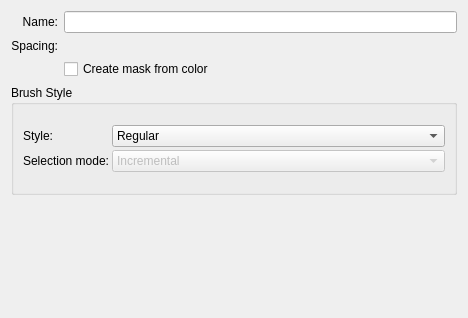
This is plugins/impex/brush/wdg_export_gih.ui in KDE/krita as Qt 5 draws it before an edit. The edited form follows.
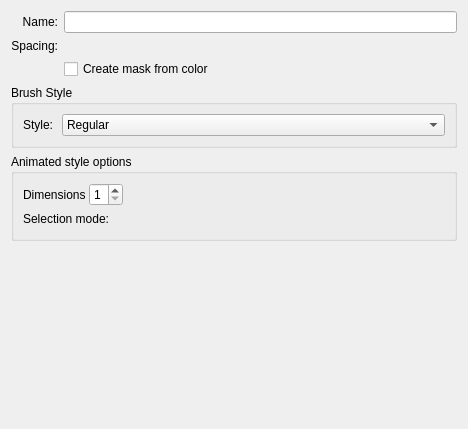
This is the edited form. Custom widgets are drawn as their Qt base class.

Commit message: Allow export multidimention gih

The edit to the form file:
```diff
--- a/plugins/impex/brush/wdg_export_gih.ui
+++ b/plugins/impex/brush/wdg_export_gih.ui
@@ -7,7 +7,7 @@
     <x>0</x>
     <y>0</y>
     <width>468</width>
-    <height>318</height>
+    <height>429</height>
    </rect>
   </property>
   <layout class="QGridLayout" name="gridLayout_3">
@@ -55,7 +55,7 @@
        <property name="minimumSize">
         <size>
          <width>0</width>
-         <height>110</height>
+         <height>0</height>
         </size>
        </property>
        <property name="title">
@@ -66,8 +66,11 @@
        </property>
        <layout class="QGridLayout" name="gridLayout_4">
         <item row="0" column="0">
-         <layout class="QGridLayout" name="gridLayout_2">
-          <property name="spacing">
+         <layout class="QGridLayout" name="gridLayout_2" columnstretch="0,0">
+          <property name="horizontalSpacing">
+           <number>9</number>
+          </property>
+          <property name="verticalSpacing">
            <number>3</number>
           </property>
           <item row="0" column="0">
@@ -106,67 +109,124 @@
             </item>
            </widget>
           </item>
-          <item row="1" column="0">
-           <widget class="QLabel" name="textLabel3">
-            <property name="sizePolicy">
-             <sizepolicy hsizetype="Fixed" vsizetype="Preferred">
-              <horstretch>0</horstretch>
-              <verstretch>0</verstretch>
-             </sizepolicy>
-            </property>
-            <property name="text">
-             <string>Selection mode:</string>
-            </property>
-            <property name="alignment">
-             <set>Qt::AlignRight|Qt::AlignTrailing|Qt::AlignVCenter</set>
-            </property>
-           </widget>
-          </item>
-          <item row="1" column="1">
-           <widget class="QComboBox" name="cmbSelectionMode">
-            <property name="enabled">
-             <bool>false</bool>
-            </property>
-            <property name="sizePolicy">
-             <sizepolicy hsizetype="MinimumExpanding" vsizetype="Fixed">
-              <horstretch>0</horstretch>
-              <verstretch>0</verstretch>
-             </sizepolicy>
-            </property>
-            <property name="currentIndex">
-             <number>2</number>
-            </property>
+         </layout>
+        </item>
+       </layout>
+      </widget>
+     </item>
+     <item>
+      <widget class="QGroupBox" name="animStyleGroup">
+       <property name="title">
+        <string>Animated style options</string>
+       </property>
+       <layout class="QGridLayout" name="gridLayout_5">
+        <property name="leftMargin">
+         <number>9</number>
+        </property>
+        <property name="topMargin">
+         <number>9</number>
+        </property>
+        <property name="rightMargin">
+         <number>9</number>
+        </property>
+        <property name="bottomMargin">
+         <number>9</number>
+        </property>
+        <property name="verticalSpacing">
+         <number>0</number>
+        </property>
+        <item row="2" column="0">
+         <layout class="QVBoxLayout" name="animStyleLayout">
+          <property name="spacing">
+           <number>3</number>
+          </property>
+          <property name="sizeConstraint">
+           <enum>QLayout::SetDefaultConstraint</enum>
+          </property>
+          <item>
+           <layout class="QHBoxLayout" name="horizontalLayout_2" stretch="0,0,1">
             <item>
-             <property name="text">
-              <string>Constant</string>
-             </property>
+             <widget class="QLabel" name="dimensionLbl">
+              <property name="sizePolicy">
+               <sizepolicy hsizetype="Minimum" vsizetype="Preferred">
+                <horstretch>0</horstretch>
+                <verstretch>0</verstretch>
+               </sizepolicy>
+              </property>
+              <property name="text">
+               <string>Dimensions</string>
+              </property>
+              <property name="margin">
+               <number>0</number>
+              </property>
+             </widget>
             </item>
             <item>
-             <property name="text">
-              <string>Random</string>
-             </property>
+             <widget class="QSpinBox" name="dimensionSpin">
+              <property name="sizePolicy">
+               <sizepolicy hsizetype="Maximum" vsizetype="Fixed">
+                <horstretch>0</horstretch>
+                <verstretch>0</verstretch>
+               </sizepolicy>
+              </property>
+              <property name="minimum">
+               <number>1</number>
+              </property>
+              <property name="maximum">
+               <number>4</number>
+              </property>
+             </widget>
             </item>
             <item>
-             <property name="text">
-              <string>Incremental</string>
-             </property>
+             <spacer name="horizontalSpacer">
+              <property name="orientation">
+               <enum>Qt::Horizontal</enum>
+              </property>
+              <property name="sizeHint" stdset="0">
+               <size>
+                <width>20</width>
+                <height>20</height>
+               </size>
+              </property>
+             </spacer>
             </item>
+           </layout>
+          </item>
+          <item>
+           <layout class="QHBoxLayout" name="horizontalLayout_3">
+            <property name="spacing">
+             <number>6</number>
+            </property>
             <item>
-             <property name="text">
-              <string>Pressure</string>
-             </property>
+             <widget class="QLabel" name="selectionModeLbl">
+              <property name="sizePolicy">
+               <sizepolicy hsizetype="Fixed" vsizetype="Preferred">
+                <horstretch>0</horstretch>
+                <verstretch>0</verstretch>
+               </sizepolicy>
+              </property>
+              <property name="text">
+               <string>Selection mode:</string>
+              </property>
+              <property name="alignment">
+               <set>Qt::AlignRight|Qt::AlignTrailing|Qt::AlignVCenter</set>
+              </property>
+             </widget>
             </item>
             <item>
-             <property name="text">
-              <string>Angular</string>
-             </property>
+             <spacer name="horizontalSpacer_2">
+              <property name="orientation">
+               <enum>Qt::Horizontal</enum>
+              </property>
+              <property name="sizeHint" stdset="0">
+               <size>
+                <width>20</width>
+                <height>20</height>
+               </size>
+              </property>
+             </spacer>
             </item>
-            <item>
-             <property name="text">
-              <string>Velocity</string>
-             </property>
-            </item>
-           </widget>
+           </layout>
           </item>
          </layout>
         </item>
@@ -175,6 +235,9 @@
      </item>
      <item>
       <layout class="QHBoxLayout" name="horizontalLayout">
+       <property name="spacing">
+        <number>6</number>
+       </property>
        <item>
         <spacer name="verticalSpacer">
          <property name="orientation">
```
Left out of the diff: 9 changed lines with no effect on the pictures. The commit also changes 2 other files.
